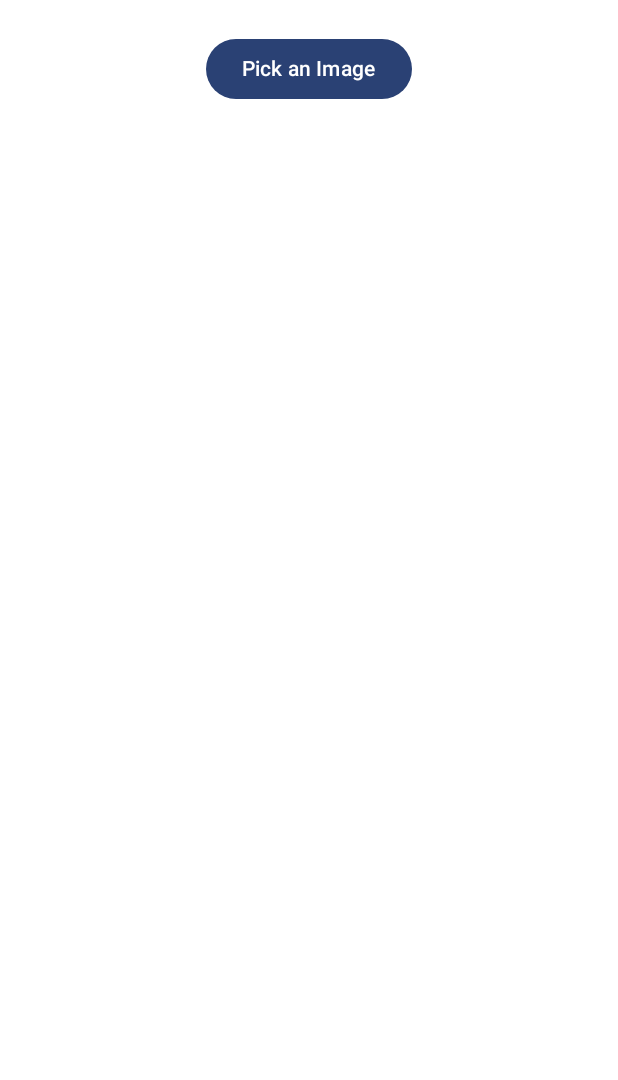
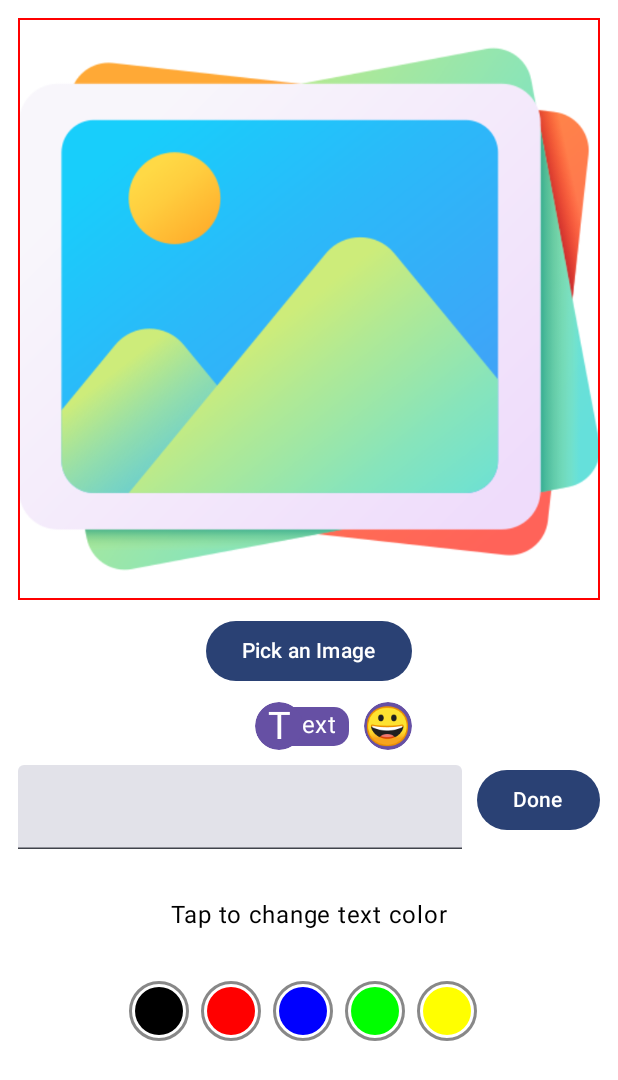
Before and after one commit to Dalakoti07/meme-gen, an Android app built with Jetpack Compose: the @Preview function HomeScreenPreview, on a phone screen of 412 x 824 dp. Shown: the top 1080 px of the screen. Run offline under Robolectric (Android 15) with nearby library versions, the phone set to English and light mode, and no system bars.

Commit message:
Added edit modes + viewmodel

```diff
--- a/app/build.gradle.kts
+++ b/app/build.gradle.kts
@@ -59,6 +59,8 @@ dependencies {
     implementation("androidx.compose.ui:ui-graphics")
     implementation("androidx.compose.ui:ui-tooling-preview")
     implementation("androidx.compose.material3:material3")
+    implementation("androidx.lifecycle:lifecycle-viewmodel-compose:2.8.3")
+    implementation("androidx.lifecycle:lifecycle-runtime-compose:2.8.3")
     testImplementation("junit:junit:4.13.2")
     androidTestImplementation("androidx.test.ext:junit:1.2.1")
     androidTestImplementation("androidx.test.espresso:espresso-core:3.6.1")
--- a/app/src/main/java/com/dalakoti07/android/memegenerator/MainActivity.kt
+++ b/app/src/main/java/com/dalakoti07/android/memegenerator/MainActivity.kt
@@ -3,17 +3,26 @@ package com.dalakoti07.android.memegenerator
 import android.content.pm.PackageManager
 import android.graphics.BitmapFactory
 import android.os.Bundle
+import android.util.Log
 import androidx.activity.ComponentActivity
 import androidx.activity.compose.rememberLauncherForActivityResult
 import androidx.activity.compose.setContent
 import androidx.activity.result.contract.ActivityResultContracts
+import androidx.activity.viewModels
 import androidx.compose.foundation.Image
+import androidx.compose.foundation.border
+import androidx.compose.foundation.layout.Arrangement
+import androidx.compose.foundation.layout.Box
 import androidx.compose.foundation.layout.Column
+import androidx.compose.foundation.layout.ColumnScope
+import androidx.compose.foundation.layout.Row
 import androidx.compose.foundation.layout.fillMaxSize
 import androidx.compose.foundation.layout.fillMaxWidth
+import androidx.compose.foundation.layout.offset
 import androidx.compose.foundation.layout.padding
 import androidx.compose.material3.Button
 import androidx.compose.material3.Text
+import androidx.compose.material3.TextField
 import androidx.compose.runtime.Composable
 import androidx.compose.runtime.LaunchedEffect
 import androidx.compose.runtime.getValue
@@ -22,20 +31,39 @@ import androidx.compose.runtime.remember
 import androidx.compose.runtime.setValue
 import androidx.compose.ui.Alignment
 import androidx.compose.ui.Modifier
+import androidx.compose.ui.graphics.Color
 import androidx.compose.ui.graphics.ImageBitmap
 import androidx.compose.ui.graphics.asImageBitmap
 import androidx.compose.ui.platform.LocalContext
+import androidx.compose.ui.res.painterResource
 import androidx.compose.ui.tooling.preview.Preview
 import androidx.compose.ui.unit.dp
 import androidx.core.content.ContextCompat
+import androidx.lifecycle.compose.collectAsStateWithLifecycle
+import com.dalakoti07.android.memegenerator.composables.EditingTypes
+import com.dalakoti07.android.memegenerator.composables.TextColorPicker
+import com.dalakoti07.android.memegenerator.composables.UiActions
 import com.dalakoti07.android.memegenerator.ui.theme.MemeGeneratorTheme
 
+private const val TAG = "MainActivity"
+
 class MainActivity : ComponentActivity() {
+
+    private val viewModel: MainViewModel by viewModels<MainViewModel>()
+
     override fun onCreate(savedInstanceState: Bundle?) {
         super.onCreate(savedInstanceState)
         setContent {
+            val state by viewModel.state.collectAsStateWithLifecycle()
             MemeGeneratorTheme {
-                HomeScreen()
+                HomeScreen(
+                    states = state,
+                    onAction = {
+                        viewModel.dispatchActions(
+                            it
+                        )
+                    }
+                )
             }
         }
     }
@@ -45,7 +73,7 @@ class MainActivity : ComponentActivity() {
  * Are these image picker APIs backward compatible??
  */
 @Composable
-fun ImagePicker() {
+fun ColumnScope.ImagePicker() {
     var imageBitmap by remember { mutableStateOf<ImageBitmap?>(null) }
     val context = LocalContext.current
     var permissionGranted by remember { mutableStateOf(false) }
@@ -79,21 +107,25 @@ fun ImagePicker() {
         }
     }
 
-    Column(
-        horizontalAlignment = Alignment.CenterHorizontally,
-        modifier = Modifier
-            .fillMaxSize()
-            .padding(
-                12.dp,
-            ),
+    Box(
+        modifier = Modifier.border(
+            width = 1.dp,
+            color = Color.Red,
+        )
     ) {
-        imageBitmap?.let { img ->
+        if (imageBitmap != null) {
             Image(
-                bitmap = img,
+                bitmap = imageBitmap!!,
                 contentDescription = "Selected Image",
                 modifier = Modifier
                     .fillMaxWidth()
             )
+        } else {
+            Image(
+                painter = painterResource(id = R.drawable.placeholder),
+                contentDescription = null,
+            )
+        }
     }
     Button(
         modifier = Modifier.padding(
@@ -114,17 +146,108 @@ fun ImagePicker() {
         )
     }
 }
+
+@Composable
+fun HomeScreen(
+    states: MainUiStates,
+    onAction: (UiActions)-> Unit = {},
+) {
+    Log.d(TAG, "HomeScreen: state -> $states")
+    var enteredText by remember {
+        mutableStateOf("")
+    }
+    Column(
+        horizontalAlignment = Alignment.CenterHorizontally,
+        modifier = Modifier
+            .fillMaxSize()
+            .padding(
+                12.dp,
+            ),
+    ) {
+        ImagePicker()
+        Row(
+            modifier = Modifier
+                .padding(
+                    top = 10.dp,
+                )
+                .fillMaxWidth(),
+            horizontalArrangement = Arrangement.Center,
+        ) {
+            EditingTypes(
+                text = "T",
+                subText = "ext",
+                isSelected = states.editingStage == EditingStage.TEXT,
+                onClick = {
+                    Log.d(TAG, "HomeScreen: toggle text edit")
+                    onAction(UiActions.ToggleAddText)
+                },
+            )
+            EditingTypes(
+                text = "\uD83D\uDE00",
+                subText = "oji",
+                isSelected = states.editingStage == EditingStage.EMOJI,
+                modifier = Modifier.offset(
+                    x = 32.dp,
+                ),
+                onClick = {
+                    Log.d(TAG, "HomeScreen: toggle emoji edit")
+                    onAction(UiActions.ToggleAddEmoji)
+                },
+            )
+        }
+        if (states.editingStage == EditingStage.TEXT) {
+            EnterTextArea(
+                enteredText = enteredText,
+                onSubmit = {
+
+                },
+                onEnter = {
+                    enteredText = it
+                },
+            )
+        }else if(states.editingStage == EditingStage.EMOJI){
+            Text(text = "Emoji Coming Soon")
+        }
+    }
 }
 
 @Composable
-fun HomeScreen() {
-    ImagePicker()
+fun ColumnScope.EnterTextArea(
+    onEnter: (String) -> Unit = {},
+    enteredText: String = "",
+    onSubmit: ()-> Unit = {},
+) {
+    Row(
+        modifier = Modifier.fillMaxWidth(),
+        verticalAlignment = Alignment.CenterVertically,
+    ) {
+        TextField(
+            value = enteredText,
+            onValueChange = {
+                onEnter(it)
+            },
+            modifier = Modifier
+                .padding(
+                    top = 10.dp,
+                    end = 10.dp,
+                )
+                .weight(1f),
+        )
+        Button(onClick = onSubmit) {
+            Text(text = "Done")
+        }
+    }
+    TextColorPicker()
 }
 
 @Preview(showBackground = true)
 @Composable
 fun HomeScreenPreview() {
     MemeGeneratorTheme {
-        HomeScreen()
+        HomeScreen(
+            states = MainUiStates(
+                editingStage = EditingStage.TEXT,
+            )
+        )
     }
 }
--- /dev/null
+++ b/app/src/main/java/com/dalakoti07/android/memegenerator/composables/EditingTypes.kt
@@ -0,0 +1,143 @@
+package com.dalakoti07.android.memegenerator.composables
+
+import android.provider.CalendarContract
+import androidx.compose.foundation.background
+import androidx.compose.foundation.clickable
+import androidx.compose.foundation.layout.Box
+import androidx.compose.foundation.layout.Column
+import androidx.compose.foundation.layout.Row
+import androidx.compose.foundation.layout.fillMaxWidth
+import androidx.compose.foundation.layout.offset
+import androidx.compose.foundation.layout.padding
+import androidx.compose.foundation.layout.size
+import androidx.compose.foundation.shape.CircleShape
+import androidx.compose.foundation.shape.RoundedCornerShape
+import androidx.compose.material3.Text
+import androidx.compose.runtime.Composable
+import androidx.compose.ui.Alignment
+import androidx.compose.ui.Modifier
+import androidx.compose.ui.draw.clip
+import androidx.compose.ui.graphics.Color
+import androidx.compose.ui.tooling.preview.Preview
+import androidx.compose.ui.unit.dp
+import androidx.compose.ui.unit.sp
+import com.dalakoti07.android.memegenerator.ui.theme.MemeGeneratorTheme
+import com.dalakoti07.android.memegenerator.ui.theme.Purple40
+
+// todo use this
+@Preview
+@Composable
+fun PreviewEditingTypes() {
+    MemeGeneratorTheme {
+        Column(
+            Modifier
+                .background(
+                    color = Color.White,
+                )
+        ) {
+            Row(
+                modifier = Modifier
+                    .fillMaxWidth()
+                    .padding(
+                        10.dp,
+                    )
+            ) {
+                EditingTypes(
+                    text = "T",
+                    subText = "ext",
+                    isSelected = true,
+                )
+                EditingTypes(
+                    text = "\uD83D\uDE00",
+                    subText = "oji",
+                    isSelected = false,
+                    modifier = Modifier.offset(
+                        x = 32.dp,
+                    ),
+                )
+            }
+
+            Row(
+                modifier = Modifier
+                    .fillMaxWidth()
+                    .padding(
+                        10.dp,
+                    )
+            ) {
+                EditingTypes(
+                    text = "T",
+                    subText = "ext",
+                    isSelected = false,
+                )
+                EditingTypes(
+                    text = "\uD83D\uDE00",
+                    subText = "oji",
+                    isSelected = true,
+                    modifier = Modifier.offset(
+                        x = 32.dp,
+                    ),
+                )
+            }
+
+        }
+    }
+}
+
+@Composable
+fun EditingTypes(
+    modifier: Modifier = Modifier,
+    text: String,
+    subText: String,
+    isSelected: Boolean,
+    onClick: () -> Unit = {},
+) {
+    Box(
+        modifier = modifier.clickable {
+            onClick()
+        },
+    ) {
+        if (isSelected) {
+            Text(
+                text = "  $subText",
+                modifier = Modifier
+                    .align(
+                        Alignment.CenterEnd
+                    )
+                    .offset(
+                        x = 22.dp, // 32 - 6
+                    )
+                    .background(
+                        color = MemeGeneratorTheme.colors.primary,
+                        shape = RoundedCornerShape(topEnd = 10.dp, bottomEnd = 10.dp)
+                    )
+                    .padding(
+                        bottom = 2.dp,
+                        end = 8.dp,
+                    )
+                    .clickable {
+                        onClick()
+                    },
+                color = MemeGeneratorTheme.colors.onPrimary,
+            )
+        }
+        Box(
+            modifier = Modifier
+                .size(32.dp)
+                .clip(CircleShape)
+                .background(
+                    color = MemeGeneratorTheme.colors.primary,
+                    shape = CircleShape,
+                )
+                .clickable {
+                    onClick()
+                },
+            contentAlignment = Alignment.Center,
+        ) {
+            Text(
+                text = text,
+                color = MemeGeneratorTheme.colors.onPrimary,
+                fontSize = 25.sp,
+            )
+        }
+    }
+}
--- /dev/null
+++ b/app/src/main/java/com/dalakoti07/android/memegenerator/composables/TextColorPicker.kt
@@ -0,0 +1,112 @@
+package com.dalakoti07.android.memegenerator.composables
+
+import androidx.compose.foundation.background
+import androidx.compose.foundation.border
+import androidx.compose.foundation.clickable
+import androidx.compose.foundation.layout.*
+import androidx.compose.foundation.shape.CircleShape
+import androidx.compose.material.*
+import androidx.compose.runtime.*
+import androidx.compose.ui.Alignment
+import androidx.compose.ui.Modifier
+import androidx.compose.ui.graphics.Color
+import androidx.compose.ui.unit.dp
+import androidx.compose.ui.graphics.toArgb
+import android.widget.Toast
+import androidx.compose.material3.Button
+import androidx.compose.material3.MaterialTheme
+import androidx.compose.material3.Text
+import androidx.compose.ui.platform.LocalContext
+import androidx.compose.ui.tooling.preview.Preview
+import androidx.compose.ui.window.Dialog
+import androidx.core.graphics.toColorInt
+import com.dalakoti07.android.memegenerator.ui.theme.MemeGeneratorTheme
+
+@Preview
+@Composable
+fun PreviewTextColorPicker() {
+    MemeGeneratorTheme {
+        Box(
+            modifier = Modifier
+                .fillMaxWidth()
+                .background(
+                    color = Color.White
+                )
+        ) {
+            TextColorPicker()
+        }
+    }
+}
+
+@Composable
+fun TextColorPicker() {
+    var currentColor by remember { mutableStateOf(Color.Black) }
+    var showColorPicker by remember { mutableStateOf(false) }
+    val context = LocalContext.current
+    val presetColors = listOf(Color.Black, Color.Red, Color.Blue, Color.Green, Color.Yellow)
+
+    Column(
+        modifier = Modifier
+            .fillMaxWidth()
+            .padding(16.dp)
+    ) {
+        Text(
+            text = "Tap to change text color",
+            color = currentColor,
+            modifier = Modifier
+                .align(Alignment.CenterHorizontally)
+                .padding(16.dp)
+                .clickable { showColorPicker = true }
+        )
+
+        // Display preset colors
+        Row(
+            modifier = Modifier
+                .padding(16.dp)
+                .align(Alignment.CenterHorizontally)
+        ) {
+            presetColors.forEach { color ->
+                Box(
+                    modifier = Modifier
+                        .size(40.dp)
+                        .border(2.dp, Color.Gray, CircleShape)
+                        .padding(4.dp)
+                        .background(color, CircleShape)
+                        .clickable { currentColor = color }
+                )
+                Spacer(modifier = Modifier.width(8.dp))
+            }
+        }
+
+        if (showColorPicker) {
+            CustomColorPicker { selectedColor ->
+                currentColor = selectedColor
+                showColorPicker = false
+            }
+        }
+    }
+}
+
+@Composable
+fun CustomColorPicker(onColorSelected: (Color) -> Unit) {
+    var customColor by remember { mutableIntStateOf("#FFFFFF".toColorInt()) }
+    Dialog(onDismissRequest = {}) {
+        Column(
+            modifier = Modifier
+                .fillMaxWidth()
+                .background(Color.White)
+                .padding(16.dp),
+            horizontalAlignment = Alignment.CenterHorizontally
+        ) {
+            Text("Choose a color")
+            Spacer(modifier = Modifier.height(20.dp))
+//            ColorPicker(defaultColor = Color.White) { color ->
+//                customColor = color.toArgb()
+//            }
+            Spacer(modifier = Modifier.height(20.dp))
+            Button(onClick = { onColorSelected(Color(customColor)) }) {
+                Text("Set Color")
+            }
+        }
+    }
+}
```
Also changed, not shown: app/src/main/java/com/dalakoti07/android/memegenerator/MainViewModel.kt (added, +58 -0 lines), app/src/main/java/com/dalakoti07/android/memegenerator/UiStates.kt (added, +19 -0 lines), app/src/main/java/com/dalakoti07/android/memegenerator/composables/UiActions.kt (added, +7 -0 lines), app/src/main/java/com/dalakoti07/android/memegenerator/ui/theme/Theme.kt (+31 -10 lines), app/src/main/res/drawable/placeholder.png (added), 1 other file. Lines whose indentation alone changed are shown as unchanged.
